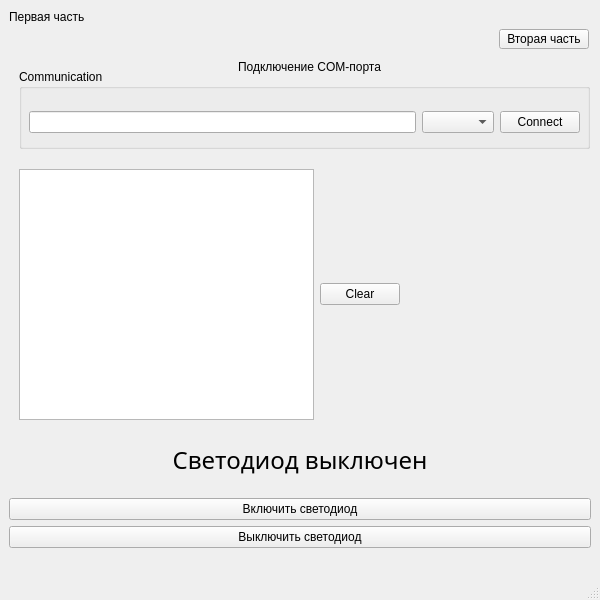
First picture: the form in mainwindow.ui, repository Reklers/LED_SerialPort_Qt, before the edit.
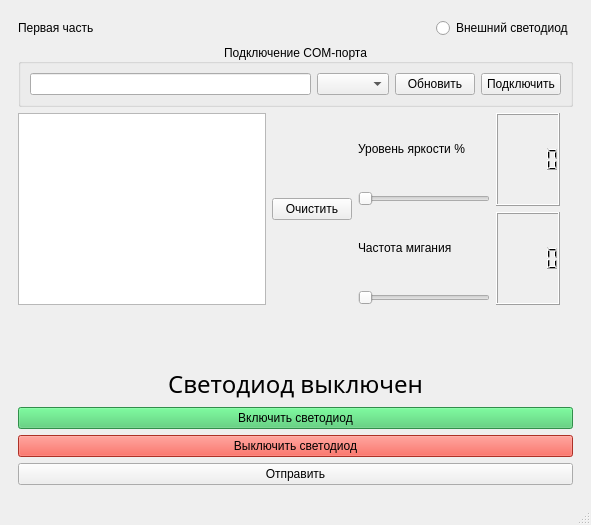
Second picture: the form after the edit.

```diff
--- a/mainwindow.ui
+++ b/mainwindow.ui
@@ -6,8 +6,8 @@
    <rect>
     <x>0</x>
     <y>0</y>
-    <width>600</width>
-    <height>600</height>
+    <width>591</width>
+    <height>525</height>
    </rect>
   </property>
   <property name="sizePolicy">
@@ -16,42 +16,51 @@
     <verstretch>0</verstretch>
    </sizepolicy>
   </property>
+  <property name="minimumSize">
+   <size>
+    <width>590</width>
+    <height>525</height>
+   </size>
+  </property>
   <property name="windowTitle">
    <string>MainWindow</string>
   </property>
   <widget class="QWidget" name="centralwidget">
    <layout class="QGridLayout" name="gridLayout_2">
-    <item row="0" column="0">
+    <item row="0" column="1">
      <widget class="QStackedWidget" name="stackedWidget">
+      <property name="minimumSize">
+       <size>
+        <width>411</width>
+        <height>0</height>
+       </size>
+      </property>
       <property name="currentIndex">
        <number>0</number>
       </property>
       <widget class="QWidget" name="partOneWidget">
-       <widget class="QLabel" name="label_2">
-        <property name="geometry">
-         <rect>
-          <x>0</x>
-          <y>0</y>
-          <width>80</width>
-          <height>16</height>
-         </rect>
-        </property>
-        <property name="text">
-         <string>Первая часть</string>
-        </property>
-       </widget>
-       <widget class="QWidget" name="layoutWidget">
-        <property name="geometry">
-         <rect>
-          <x>0</x>
-          <y>418</y>
-          <width>582</width>
-          <height>121</height>
-         </rect>
-        </property>
+       <layout class="QGridLayout" name="gridLayout_4">
+        <item row="6" column="0" colspan="4">
         <layout class="QGridLayout" name="gridLayout">
+          <item row="3" column="0">
+           <widget class="QPushButton" name="pushButtonLedOFF">
+            <property name="styleSheet">
+             <string notr="true">background-color: rgb(242, 68, 55);
+    color: rgb(0, 0, 0);</string>
+            </property>
+            <property name="text">
+             <string>Выключить светодиод</string>
+            </property>
+           </widget>
+          </item>
          <item row="2" column="0">
           <widget class="QPushButton" name="pushButtonLedON">
+            <property name="styleSheet">
+             <string notr="true">QPushButton {
+    background-color: rgb(68, 199, 103);
+    color: rgb(0, 0, 0);
+}</string>
+            </property>
            <property name="text">
             <string>Включить светодиод</string>
            </property>
@@ -73,65 +82,25 @@
            </property>
           </widget>
          </item>
-         <item row="3" column="0">
-          <widget class="QPushButton" name="pushButtonLedOFF">
+          <item row="4" column="0">
+           <widget class="QPushButton" name="pushButtonSendData">
            <property name="text">
-            <string>Выключить светодиод</string>
+             <string>Отправить</string>
            </property>
           </widget>
          </item>
         </layout>
-       </widget>
-       <widget class="QPushButton" name="pushButtonSecondPart">
-        <property name="geometry">
-         <rect>
-          <x>490</x>
-          <y>20</y>
-          <width>90</width>
-          <height>20</height>
-         </rect>
-        </property>
-        <property name="text">
-         <string>Вторая часть</string>
-        </property>
-       </widget>
-       <widget class="QLabel" name="label_4">
-        <property name="geometry">
-         <rect>
-          <x>200</x>
-          <y>50</y>
-          <width>201</width>
-          <height>16</height>
-         </rect>
-        </property>
-        <property name="text">
-         <string>Подключение COM-порта</string>
-        </property>
-        <property name="alignment">
-         <set>Qt::AlignmentFlag::AlignCenter</set>
-        </property>
-       </widget>
+        </item>
+        <item row="2" column="0" colspan="4">
        <widget class="QGroupBox" name="groupBox">
-        <property name="geometry">
-         <rect>
-          <x>10</x>
-          <y>60</y>
-          <width>571</width>
-          <height>80</height>
-         </rect>
-        </property>
         <property name="title">
-         <string>Communication</string>
-        </property>
-        <widget class="QWidget" name="layoutWidget">
-         <property name="geometry">
-          <rect>
-           <x>10</x>
-           <y>40</y>
-           <width>551</width>
-           <height>26</height>
-          </rect>
-         </property>
+           <string>Подключение COM-порта</string>
+          </property>
+          <property name="alignment">
+           <set>Qt::AlignmentFlag::AlignCenter</set>
+          </property>
+          <layout class="QVBoxLayout" name="verticalLayout">
+           <item>
          <layout class="QHBoxLayout" name="horizontalLayout">
           <item>
            <widget class="QLineEdit" name="Connection">
@@ -143,75 +112,56 @@
           <item>
            <widget class="QComboBox" name="ComPort"/>
           </item>
+             <item>
+              <widget class="QPushButton" name="updateComPorts">
+               <property name="text">
+                <string>Обновить</string>
+               </property>
+              </widget>
+             </item>
           <item>
            <widget class="QPushButton" name="pushButtonConnectCOMport">
+               <property name="baseSize">
+                <size>
+                 <width>82</width>
+                 <height>24</height>
+                </size>
+               </property>
             <property name="text">
-             <string>Connect</string>
+                <string>Подключить</string>
             </property>
            </widget>
           </item>
          </layout>
-        </widget>
-       </widget>
-       <widget class="QWidget" name="layoutWidget">
-        <property name="geometry">
-         <rect>
-          <x>10</x>
-          <y>160</y>
-          <width>381</width>
-          <height>251</height>
-         </rect>
-        </property>
-        <layout class="QHBoxLayout" name="horizontalLayout_3">
-         <item>
-          <widget class="QTextEdit" name="textEdit"/>
-         </item>
-         <item>
+           </item>
+          </layout>
+         </widget>
+        </item>
+        <item row="0" column="3">
+         <widget class="QRadioButton" name="secondPart">
+          <property name="text">
+           <string>Внешний светодиод</string>
+          </property>
+         </widget>
+        </item>
+        <item row="3" column="0" rowspan="2" colspan="2">
+         <layout class="QGridLayout" name="gridLayout_5">
+          <item row="0" column="1">
           <widget class="QPushButton" name="pushButtonClearTextEdit">
+            <property name="enabled">
+             <bool>true</bool>
+            </property>
            <property name="text">
-            <string>Clear</string>
+             <string>Очистить</string>
            </property>
           </widget>
          </item>
-        </layout>
-       </widget>
-      </widget>
-      <widget class="QWidget" name="partTwoWidget">
-       <widget class="QLabel" name="label_3">
-        <property name="geometry">
-         <rect>
-          <x>0</x>
-          <y>0</y>
-          <width>80</width>
-          <height>16</height>
-         </rect>
-        </property>
-        <property name="text">
-         <string>Вторая часть</string>
-        </property>
-       </widget>
-       <widget class="QPushButton" name="pushButtonFirstPart">
-        <property name="geometry">
-         <rect>
-          <x>490</x>
-          <y>20</y>
-          <width>90</width>
-          <height>20</height>
-         </rect>
-        </property>
-        <property name="text">
-         <string>Первая часть</string>
-        </property>
-       </widget>
-       <widget class="QWidget" name="layoutWidget">
-        <property name="geometry">
-         <rect>
-          <x>130</x>
-          <y>310</y>
-          <width>196</width>
-          <height>40</height>
-         </rect>
-        </property>
+          <item row="0" column="0" alignment="">
+           <widget class="QTextEdit" name="textEdit"/>
+          </item>
+         </layout>
+        </item>
+        <item row="3" column="2" rowspan="2" colspan="2">
         <layout class="QGridLayout" name="gridLayout_3">
          <item row="1" column="0">
           <widget class="QSlider" name="horizontalSliderPWM">
@@ -223,6 +173,16 @@
            </property>
           </widget>
          </item>
+          <item row="3" column="0">
+           <widget class="QSlider" name="horizontalSliderDelay">
+            <property name="orientation">
+             <enum>Qt::Orientation::Horizontal</enum>
+            </property>
+            <property name="tickInterval">
+             <number>10</number>
+            </property>
+           </widget>
+          </item>
          <item row="1" column="2">
           <widget class="QLabel" name="labelPWM">
            <property name="text">
@@ -233,61 +193,46 @@
          <item row="0" column="0">
           <widget class="QLabel" name="label_pwmLED">
            <property name="text">
-            <string>Уровень яркости</string>
+             <string>Уровень яркости %</string>
            </property>
           </widget>
          </item>
-        </layout>
-       </widget>
-       <widget class="QWidget" name="layoutWidget">
-        <property name="geometry">
-         <rect>
-          <x>0</x>
-          <y>420</y>
-          <width>581</width>
-          <height>119</height>
-         </rect>
-        </property>
-        <layout class="QVBoxLayout" name="verticalLayout">
-         <item>
-          <widget class="QLabel" name="labelStateLed2">
-           <property name="font">
-            <font>
-             <family>Bebas Neue Cyrillic</family>
-             <pointsize>18</pointsize>
-            </font>
-           </property>
+          <item row="2" column="0">
+           <widget class="QLabel" name="labelDelay">
            <property name="text">
-            <string>Светодиод выключен</string>
-           </property>
-           <property name="alignment">
-            <set>Qt::AlignmentFlag::AlignCenter</set>
-           </property>
-          </widget>
-         </item>
-         <item>
-          <widget class="QPushButton" name="pushButtonLedON_2">
-           <property name="text">
-            <string>Включить светодиод</string>
-           </property>
-          </widget>
-         </item>
-         <item>
-          <widget class="QPushButton" name="pushButtonLedOFF_2">
+             <string>Частота мигания</string>
+            </property>
+           </widget>
+          </item>
+          <item row="2" column="1" rowspan="2">
+           <widget class="QLCDNumber" name="lcdNumberDelay"/>
+          </item>
+          <item row="0" column="1" rowspan="2">
+           <widget class="QLCDNumber" name="lcdNumber"/>
+          </item>
+         </layout>
+        </item>
+        <item row="0" column="0">
+         <widget class="QLabel" name="label_2">
            <property name="text">
-            <string>Выключить светодиод</string>
+           <string>Первая часть</string>
            </property>
           </widget>
          </item>
-         <item>
-          <widget class="QPushButton" name="pushButtonSendData">
-           <property name="text">
-            <string>Отправить</string>
-           </property>
-          </widget>
-         </item>
-        </layout>
-       </widget>
+        <item row="5" column="1">
+         <spacer name="verticalSpacer">
+          <property name="orientation">
+           <enum>Qt::Orientation::Vertical</enum>
+          </property>
+          <property name="sizeHint" stdset="0">
+           <size>
+            <width>20</width>
+            <height>40</height>
+           </size>
+          </property>
+         </spacer>
+        </item>
+       </layout>
       </widget>
      </widget>
     </item>
@@ -298,7 +243,7 @@
     <rect>
      <x>0</x>
      <y>0</y>
-     <width>600</width>
+     <width>591</width>
      <height>21</height>
     </rect>
    </property>
```
Left out of the diff: 19 changed lines with no effect on the pictures. Lines whose indentation alone changed are shown as unchanged.
